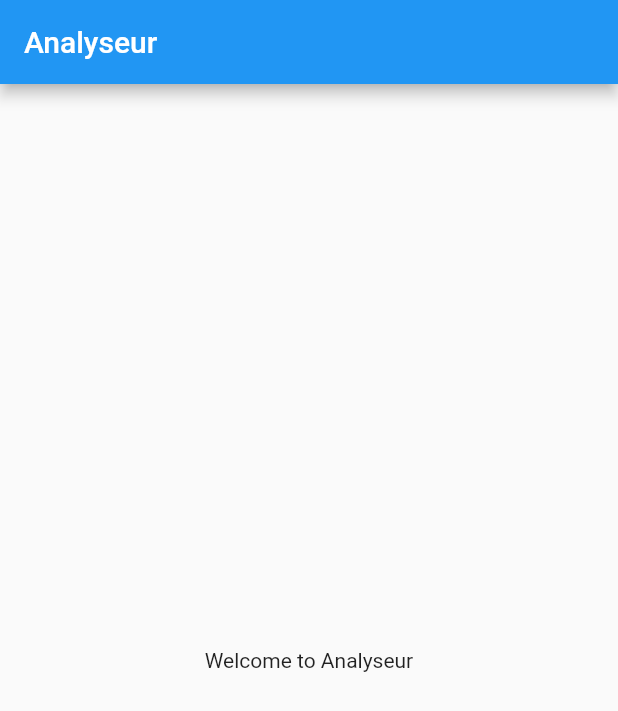
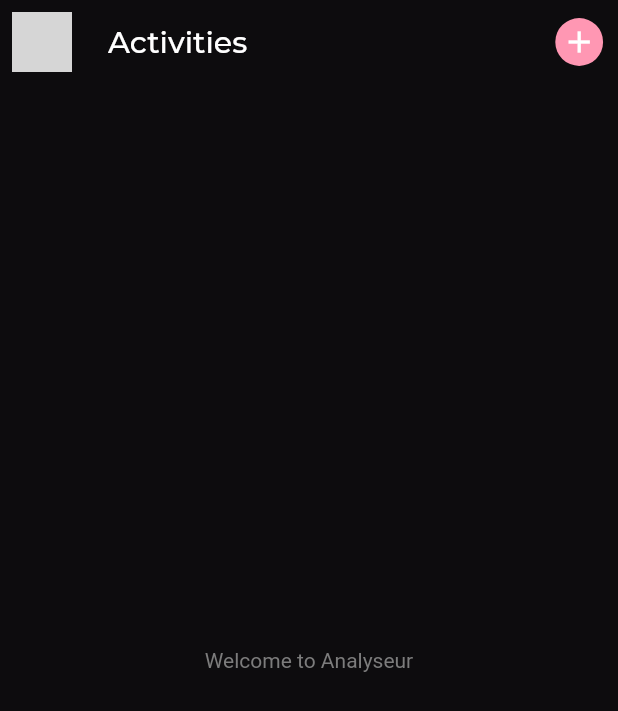
Before and after one commit to fontseca/analyseur, a Flutter app: the screen it shows after launch, on a phone screen of 412 x 824 dp. Shown: the top 711 px of the screen. Run offline on Flutter 3.47's test engine with Material 2 defaults, Android fonts, the phone set to English and light mode, and no system bars; our stand-ins replace flutter_svg, google_fonts; grey boxes are pictures that could not be loaded.

Commit message:
feat: show activities screes

```diff
--- a/lib/main.dart
+++ b/lib/main.dart
@@ -1,4 +1,6 @@
+import 'package:analyseur/helpers/themes.dart';
 import 'package:flutter/material.dart';
+import 'package:analyseur/screens/activities/activities.dart';
 
 void main() {
   runApp(MyApp());
@@ -9,33 +11,11 @@ class MyApp extends StatelessWidget {
   Widget build(BuildContext context) {
     return MaterialApp(
       title: 'Analyseur',
-      home: HomePage(
-        title: 'Analyseur'
-      ),
       debugShowCheckedModeBanner: false,
+      theme: lightTheme(context),
+      darkTheme: darkTheme(context),
+      themeMode: ThemeMode.dark,
+      home: ActivitiesScreen(),
     );
   }
 }
-
-class HomePage extends StatefulWidget {
-  HomePage({Key? key, required this.title}) : super(key: key);
-  final String title;
-
-  @override
-  _HomePageState createState() => _HomePageState();
-}
-
-class _HomePageState extends State<HomePage> {
-
-  @override
-  Widget build(BuildContext context) {
-    return Scaffold(
-      appBar: AppBar(
-        title: Text(widget.title),
-      ),
-      body: Center(
-        child: Text('Welcome to ' + widget.title)
-      )
-    );
-  }
-}
```
